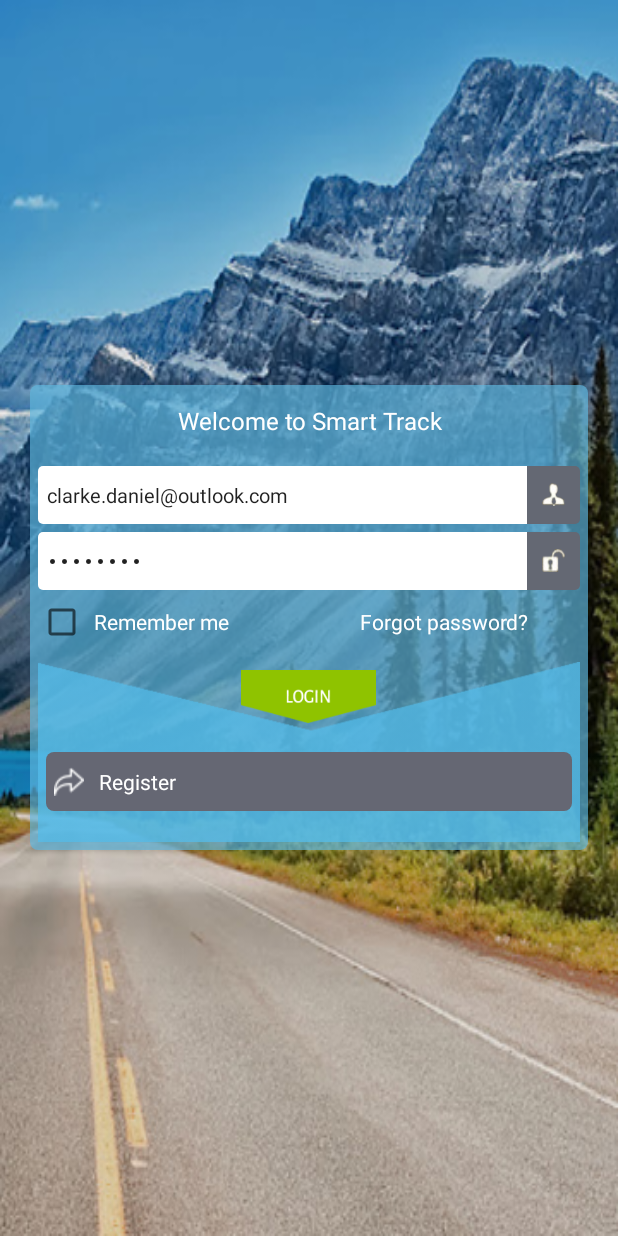
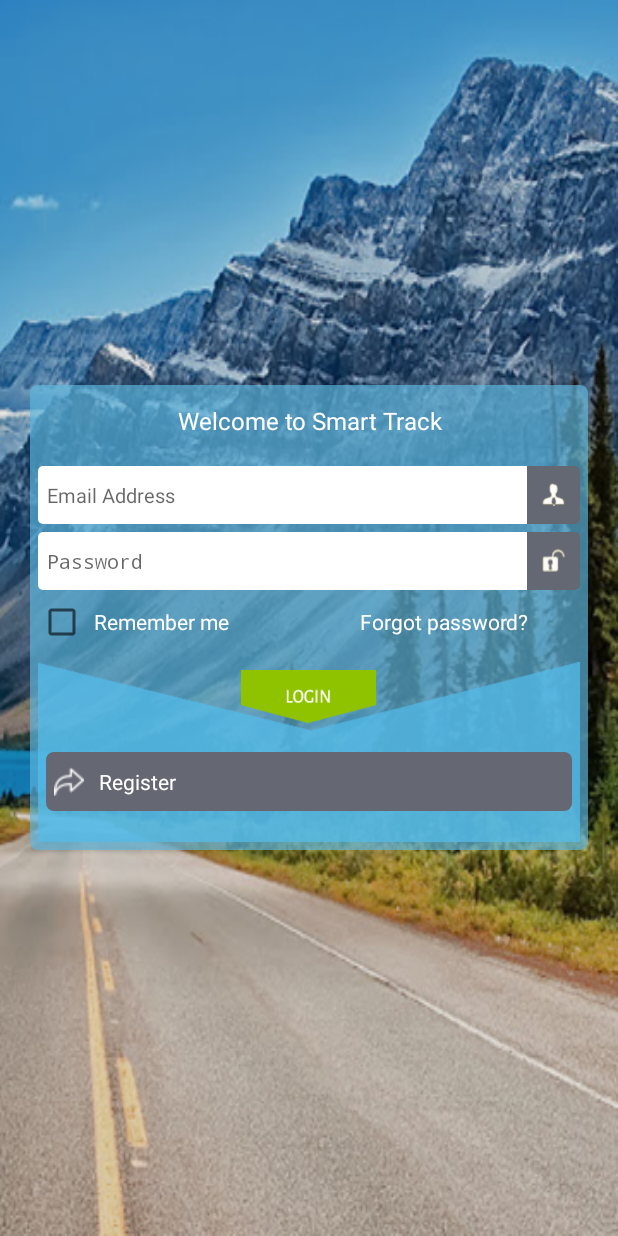
Before and after one commit to AdminDev826/android_drivemonitorapp, an Android app: the screen it shows after launch (LoginActivity), on a phone screen of 412 x 824 dp. Run offline under Robolectric (Android 15) with nearby library versions, the phone set to English and light mode, and no system bars; our stand-ins replace Volley; libraries missing offline, so code that uses them is left out: com.crashlytics.android, io.fabric.sdk; 1 statement that could not run was skipped.

Commit message:
loggin info

```diff
--- a/app/src/main/java/com/lineztech/farhan/vehicaltarckingapp/LoginActivity.java
+++ b/app/src/main/java/com/lineztech/farhan/vehicaltarckingapp/LoginActivity.java
@@ -76,8 +76,8 @@ public class LoginActivity extends Activity {
         etUsername = (EditText) findViewById(R.id.etUserName);
         etPassword = (EditText) findViewById(R.id.etPassword);
 
-        etUsername.setText("clarke.daniel@outlook.com");
-        etPassword.setText("July1983");
+//        etUsername.setText("clarke.daniel@outlook.com");
+//        etPassword.setText("July@1983");
 
         btnLoging = (TextView) findViewById(R.id.btnLogin);
         checkBoxRemember = (CheckBox) findViewById(R.id.checkBoxRemember);
```
